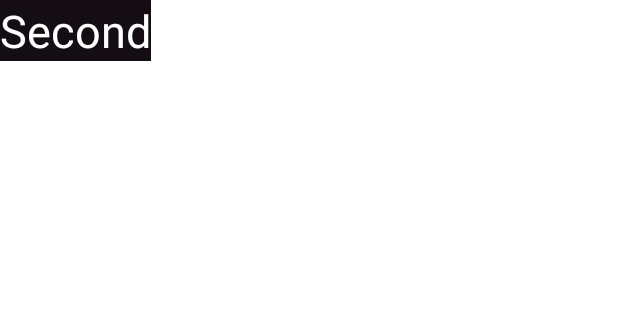
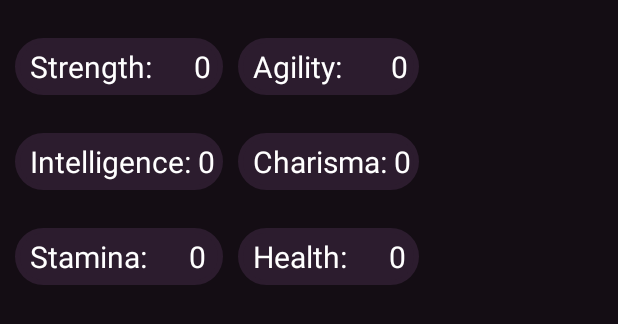
Before and after one commit to Wainow/dwo, an Android app: the layout fragment_second.xml on its own in the app's theme, with its tools: preview values and no code run, on a phone screen of 412 x 824 dp. Shown: the top 324 px of the screen. Run offline under Robolectric (Android 15) with nearby library versions, the phone set to English and light mode, and no system bars; Roboto replaces fonts that are not available here.

Commit message:
alert dialog setting 4

```diff
--- a/app/build.gradle
+++ b/app/build.gradle
@@ -2,7 +2,7 @@ apply plugin: 'com.android.application'
 
 android {
     compileSdkVersion 30
-    buildToolsVersion "30.0.1"
+    buildToolsVersion "30.0.2"
 
     defaultConfig {
         applicationId "com.example.dwo"
@@ -27,7 +27,7 @@ dependencies {
     implementation "androidx.navigation:navigation-fragment:2.3.1"
     implementation "androidx.navigation:navigation-ui:2.3.1"
     implementation 'com.jakewharton.timber:timber:4.7.1'
-    implementation 'androidx.appcompat:appcompat:1.1.0'
+    implementation 'androidx.appcompat:appcompat:1.2.0'
     implementation 'com.google.android.material:material:1.2.0'
     implementation 'androidx.constraintlayout:constraintlayout:1.1.3'
     implementation 'androidx.navigation:navigation-fragment:2.1.0'
--- /dev/null
+++ b/app/src/main/res/drawable/cloud_background_purple.xml
@@ -0,0 +1,17 @@
+<?xml version="1.0" encoding="utf-8"?>
+<selector xmlns:android="http://schemas.android.com/apk/res/android">
+    <item>
+        <shape android:shape="rectangle">
+            <corners
+                android:radius="30dp" />
+            <size
+                android:width="110dp"
+                android:height="27dp" />
+            <solid
+                android:color="@color/colorPrimaryPurple" />
+            <stroke
+                android:width="3dip"
+                android:color="@color/colorPrimaryPurple" />
+        </shape>
+    </item>
+</selector>
--- a/app/src/main/res/layout/create_dialog.xml
+++ b/app/src/main/res/layout/create_dialog.xml
@@ -1,8 +1,6 @@
 <?xml version="1.0" encoding="utf-8"?>
 <RelativeLayout xmlns:android="http://schemas.android.com/apk/res/android"
     android:layout_width="wrap_content"
-    android:layout_marginTop="100dp"
-    android:layout_marginBottom="100dp"
     android:layout_height="wrap_content"
     xmlns:app="http://schemas.android.com/apk/res-auto"
     android:background="@color/colorPrimaryPurpleDark">
--- a/app/src/main/res/layout/fragment_second.xml
+++ b/app/src/main/res/layout/fragment_second.xml
@@ -1,17 +1,96 @@
 <?xml version="1.0" encoding="utf-8"?>
-<RelativeLayout xmlns:android="http://schemas.android.com/apk/res/android"
+<TableLayout xmlns:android="http://schemas.android.com/apk/res/android"
     xmlns:app="http://schemas.android.com/apk/res-auto"
     xmlns:tools="http://schemvas.android.com/tools"
-    android:layout_width="wrap_content"
-    android:layout_height="wrap_content"
+    android:layout_width="match_parent"
+    android:layout_height="match_parent"
+    android:id="@+id/relative_second"
     android:background="@color/colorPrimaryPurpleDark"
     tools:context=".SecondFragment">
-    <TextView
+    <TableRow>
+    <com.example.dwo.TextViewPlus
+        android:layout_marginTop="25dp"
+        android:id="@+id/text_strength"
+        android:textSize="20dp"
         android:layout_width="wrap_content"
         android:layout_height="wrap_content"
-        android:text="Second"
+        android:text=" Strength:      0"
+        android:padding="5dp"
         android:textColor="@color/colorWhite"
-        android:textSize="30dp"
+        android:background="@drawable/cloud_background_purple"
         android:layout_centerHorizontal="true"
-        android:layout_centerVertical="true"/>
-</RelativeLayout>
+        android:layout_marginLeft="10dp"
+        />
+    <com.example.dwo.TextViewPlus
+        android:layout_marginTop="25dp"
+        android:layout_below="@+id/text_strength"
+        android:id="@+id/text_agility"
+        android:textSize="20dp"
+        android:layout_width="wrap_content"
+        android:layout_height="wrap_content"
+        android:text=" Agility:       0"
+        android:padding="5dp"
+        android:textColor="@color/colorWhite"
+        android:background="@drawable/cloud_background_purple"
+        android:layout_centerHorizontal="true"
+        android:layout_marginLeft="10dp"/>
+    </TableRow>
+    <TableRow>
+    <com.example.dwo.TextViewPlus
+        android:layout_marginTop="25dp"
+        android:layout_below="@+id/text_agility"
+        android:id="@+id/text_intelligence"
+        android:textSize="20dp"
+        android:layout_width="wrap_content"
+        android:layout_height="wrap_content"
+        android:text=" Intelligence: 0"
+        android:padding="5dp"
+        android:textColor="@color/colorWhite"
+        android:background="@drawable/cloud_background_purple"
+        android:layout_centerHorizontal="true"
+        android:layout_marginLeft="10dp"/>
+    <com.example.dwo.TextViewPlus
+        android:layout_marginTop="25dp"
+        android:layout_below="@+id/text_intelligence"
+        android:id="@+id/text_charisma"
+        android:textSize="20dp"
+        android:layout_width="wrap_content"
+        android:layout_height="wrap_content"
+        android:text=" Charisma: 0"
+        android:padding="5dp"
+        android:textColor="@color/colorWhite"
+        android:background="@drawable/cloud_background_purple"
+        android:layout_centerHorizontal="true"
+        android:layout_marginLeft="10dp"/>
+    </TableRow>
+    <TableRow>
+    <com.example.dwo.TextViewPlus
+        android:layout_marginTop="25dp"
+        android:layout_below="@+id/text_charisma"
+        android:id="@+id/text_stamina"
+        android:textSize="20dp"
+        android:layout_width="wrap_content"
+        android:layout_height="wrap_content"
+        android:text=" Stamina:      0"
+        android:padding="5dp"
+        android:textColor="@color/colorWhite"
+        android:background="@drawable/cloud_background_purple"
+        android:layout_centerHorizontal="true"
+        android:layout_marginLeft="10dp"/>
+    <com.example.dwo.TextViewPlus
+        android:layout_marginTop="25dp"
+        android:layout_below="@+id/text_stamina"
+        android:id="@+id/text_health"
+        android:textSize="20dp"
+        android:layout_width="wrap_content"
+        android:layout_height="wrap_content"
+        android:text=" Health:      0"
+        android:padding="5dp"
+        android:textColor="@color/colorWhite"
+        android:background="@drawable/cloud_background_purple"
+        android:layout_centerHorizontal="true"
+        android:layout_marginLeft="10dp"/>
+    </TableRow>
+    <TableRow>
+    </TableRow>
+</TableLayout>
```
Also changed, not shown: app/src/main/java/com/example/dwo/CreateDialog.java (+8 -1 lines), app/src/main/java/com/example/dwo/DataAdapter.java (+41 -7 lines), app/src/main/java/com/example/dwo/First3Fragment.java (+0 -15 lines), app/src/main/java/com/example/dwo/MyFragmentPagerAdapter.java (+6 -13 lines).
